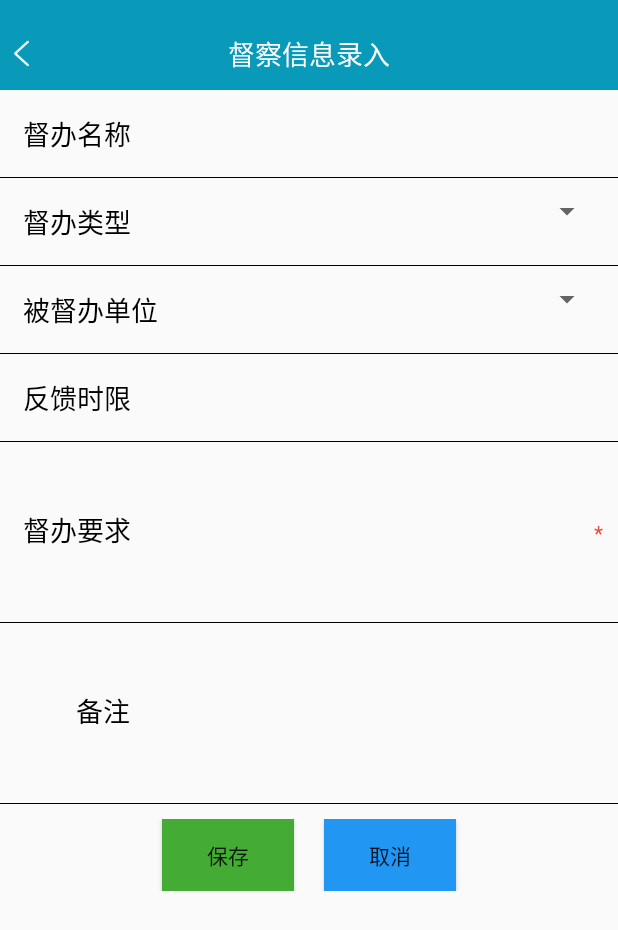
After one commit to caizhui/KyAndroid, an Android app: the SuperVisionAddActivity screen opened directly, with no data from a screen before it, on a phone screen of 412 x 824 dp. The commit adds this screen. Shown: the top 930 px of the screen. Run offline under Robolectric (Android 15) with nearby library versions, the phone set to English and light mode, and no system bars; our stand-ins replace ButterKnife.

Commit message:
事件录入信息

```diff
--- a/app/src/main/java/com/ky/kyandroid/activity/evententry/EventEntryAddActivity.java
+++ b/app/src/main/java/com/ky/kyandroid/activity/evententry/EventEntryAddActivity.java
@@ -104,7 +104,7 @@ public class EventEntryAddActivity extends FragmentActivity {
     @Override
     protected void onCreate(Bundle savedInstanceState) {
         super.onCreate(savedInstanceState);
-        setContentView(R.layout.activity_evententryadd);
+        setContentView(R.layout.activity_evententry_add);
         ButterKnife.bind(this);
         intent=getIntent();
         initToolbar();
@@ -217,8 +217,7 @@ public class EventEntryAddActivity extends FragmentActivity {
         switch (v.getId()) {
             /** 返回键 **/
             case R.id.left_btn:
-                //onBackPressed();
-                finish();
+                onBackPressed();
                 break;
         }
     }
--- a/app/src/main/java/com/ky/kyandroid/activity/evententry/EventEntryAdd_Basic.java
+++ b/app/src/main/java/com/ky/kyandroid/activity/evententry/EventEntryAdd_Basic.java
@@ -18,6 +18,7 @@ import android.widget.TextView;
 import android.widget.Toast;
 
 import com.ky.kyandroid.R;
+import com.ky.kyandroid.activity.supervision.SuperVisionAddActivity;
 import com.ky.kyandroid.db.dao.EventEntryDao;
 import com.ky.kyandroid.entity.EventEntryEntity;
 import com.ky.kyandroid.entity.KeyValueEntity;
@@ -267,6 +268,8 @@ public class EventEntryAdd_Basic extends Fragment {
                 break;
             /** 上报领导按钮*/
             case R.id.reporting_leadership_btn:
+                Intent intent1 = new Intent(this.getActivity(), SuperVisionAddActivity.class);
+                startActivity(intent1);
                 break;
             /**保存草稿按钮*/
             case R.id.save_draft_btn:
--- /dev/null
+++ b/app/src/main/java/com/ky/kyandroid/activity/supervision/SuperVisionAddActivity.java
@@ -0,0 +1,129 @@
+package com.ky.kyandroid.activity.supervision;
+
+import android.app.DatePickerDialog;
+import android.os.Bundle;
+import android.support.annotation.Nullable;
+import android.support.v7.app.AppCompatActivity;
+import android.view.View;
+import android.view.WindowManager;
+import android.widget.Button;
+import android.widget.DatePicker;
+import android.widget.EditText;
+import android.widget.ImageView;
+import android.widget.Spinner;
+import android.widget.TextView;
+
+import com.ky.kyandroid.R;
+
+import java.util.Calendar;
+
+import butterknife.BindView;
+import butterknife.ButterKnife;
+import butterknife.OnClick;
+
+/**
+ * Created by Caizhui on 2017/6/14.
+ * 督察督办新增
+ */
+
+public class SuperVisionAddActivity extends AppCompatActivity {
+
+    /**
+     * 导航栏左边按钮
+     */
+    @BindView(R.id.left_btn)
+    ImageView leftBtn;
+    /**
+     * 导航栏中间文字
+     */
+    @BindView(R.id.center_text)
+    TextView centerText;
+    /**
+     * 导航栏右边按钮
+     */
+    @BindView(R.id.right_btn)
+    Button rightBtn;
+    /**
+     * 督办名称
+     */
+    @BindView(R.id.supervisor_name_edt)
+    EditText supervisorNameEdt;
+    /**
+     * 督办类型
+     */
+    @BindView(R.id.supervisor_type_spinner)
+    Spinner supervisorTypeSpinner;
+    /**
+     * 被督办单位
+     */
+    @BindView(R.id.be_supervisor_unit_spinner)
+    Spinner beSupervisorUnitSpinner;
+    /**
+     * 反馈时限
+     */
+    @BindView(R.id.feedback_time_edt)
+    TextView feedbackTimeEdt;
+    /**
+     * 督办要求
+     */
+    @BindView(R.id.supervisor_require_edt)
+    EditText supervisorRequireEdt;
+    /**
+     * 备注
+     */
+    @BindView(R.id.remark_text_edt)
+    EditText remarkTextEdt;
+    /**
+     * 保存
+     */
+    @BindView(R.id.supervision_add_btn)
+    Button supervisionAddBtn;
+    /**
+     * 取消
+     */
+    @BindView(R.id.supervision_cancel_btn)
+    Button supervisionCancelBtn;
+
+
+    @Override
+    protected void onCreate(@Nullable Bundle savedInstanceState) {
+        super.onCreate(savedInstanceState);
+        setContentView(R.layout.activity_supervision_add);
+        ButterKnife.bind(this);
+        initView();
+
+    }
+
+    /**
+     * 控件赋初值
+     */
+    public  void initView(){
+        /** 设置toolbar标题 **/
+        centerText.setText("督察信息录入");
+
+        /** 将右边按钮隐藏*/
+        rightBtn.setVisibility(View.INVISIBLE);
+    }
+
+
+    @OnClick({R.id.left_btn,R.id.feedback_time_edt})
+    public void onClick(View v) {
+        switch (v.getId()) {
+            /** 返回键 **/
+            case R.id.left_btn:
+                onBackPressed();
+                break;
+            /** 点击发生时间控件 **/
+            case R.id.feedback_time_edt:
+                    Calendar c = Calendar.getInstance();
+                new DatePickerDialog(SuperVisionAddActivity.this, new DatePickerDialog.OnDateSetListener() {
+                    @Override
+                    public void onDateSet(DatePicker view, int year, int monthOfYear, int dayOfMonth) {
+                        feedbackTimeEdt.setText(year + "-" + (monthOfYear + 1) + "-" + dayOfMonth);
+                    }
+                }, c.get(Calendar.YEAR), c.get(Calendar.MONTH), c.get(Calendar.DAY_OF_MONTH)).show();
+                getWindow().setSoftInputMode(WindowManager.LayoutParams.SOFT_INPUT_STATE_HIDDEN);
+                break;
+        }
+    }
+}
--- /dev/null
+++ b/app/src/main/res/layout/activity_supervision_add.xml
@@ -0,0 +1,196 @@
+<?xml version="1.0" encoding="utf-8"?>
+<LinearLayout xmlns:android="http://schemas.android.com/apk/res/android"
+    android:layout_width="match_parent"
+    android:layout_height="match_parent" >
+    <LinearLayout
+        android:layout_width="match_parent"
+        android:layout_height="match_parent"
+        android:orientation="vertical" >
+
+        <include layout="@layout/linearlayout_head" />
+
+        <ScrollView
+            android:layout_width="match_parent"
+            android:layout_height="match_parent">
+
+            <LinearLayout
+                android:layout_width="match_parent"
+                android:layout_height="match_parent"
+                android:orientation="vertical"
+                android:id="@+id/linear_evententry">
+
+                <LinearLayout
+                    android:layout_width="match_parent"
+                    android:layout_height="wrap_content"
+                    android:orientation="horizontal"
+                    android:padding="10dp">
+
+                    <TextView
+                        style="@style/TextStyle"
+                        android:layout_width="wrap_content"
+                        android:layout_height="wrap_content"
+                        android:text="@string/supervisor_name" />
+
+                    <EditText
+                        android:id="@+id/supervisor_name_edt"
+                        android:layout_width="0dp"
+                        android:layout_height="wrap_content"
+                        android:background="@null"
+                        android:textSize="16sp"
+                        android:layout_weight="1" />
+
+                </LinearLayout>
+
+
+                <include layout="@layout/linearlayout_one" />
+
+                <LinearLayout
+                    android:layout_width="match_parent"
+                    android:layout_height="wrap_content"
+                    android:orientation="horizontal"
+                    android:padding="10dp">
+
+                    <TextView
+                        style="@style/TextStyle"
+                        android:layout_width="wrap_content"
+                        android:layout_height="wrap_content"
+                        android:text="@string/supervisor_type" />
+
+                    <Spinner
+                        android:id="@+id/supervisor_type_spinner"
+                        android:layout_width="0dp"
+                        android:layout_height="wrap_content"
+                        android:textSize="16sp"
+                        android:layout_weight="1" />
+
+                </LinearLayout>
+
+
+
+                <include layout="@layout/linearlayout_one" />
+
+                <LinearLayout
+                    android:layout_width="match_parent"
+                    android:layout_height="wrap_content"
+                    android:orientation="horizontal"
+                    android:padding="10dp">
+
+                    <TextView
+                        style="@style/TextStyle"
+                        android:layout_width="wrap_content"
+                        android:layout_height="wrap_content"
+                        android:text="@string/be_supervisor_unit" />
+
+                    <Spinner
+                        android:id="@+id/be_supervisor_unit_spinner"
+                        android:layout_width="match_parent"
+                        android:layout_height="wrap_content"
+                        android:textSize="16sp"/>
+                </LinearLayout>
+
+                <include layout="@layout/linearlayout_one" />
+
+                <LinearLayout
+                    android:layout_width="match_parent"
+                    android:layout_height="wrap_content"
+                    android:orientation="horizontal"
+                    android:padding="10dp">
+
+                    <TextView
+                        style="@style/TextStyle"
+                        android:layout_width="wrap_content"
+                        android:layout_height="wrap_content"
+                        android:text="@string/feedback_time" />
+
+                    <TextView
+                        android:id="@+id/feedback_time_edt"
+                        android:layout_width="match_parent"
+                        android:layout_height="wrap_content"
+                        android:textSize="16sp" />
+                </LinearLayout>
+
+
+                <include layout="@layout/linearlayout_one" />
+
+                <LinearLayout
+                    android:layout_width="match_parent"
+                    android:layout_height="wrap_content"
+                    android:orientation="horizontal"
+                    android:padding="10dp">
+
+                    <TextView
+                        style="@style/TextStyle"
+                        android:layout_width="wrap_content"
+                        android:layout_height="wrap_content"
+                        android:text="@string/supervisor_require" />
+
+                    <EditText
+                        android:id="@+id/supervisor_require_edt"
+                        android:layout_width="0dp"
+                        android:layout_height="100dp"
+                        android:background="@null"
+                        android:textSize="16sp"
+                        android:layout_weight="1" />
+
+                    <TextView
+                        android:layout_width="wrap_content"
+                        android:layout_height="wrap_content"
+                        android:text="*"
+                        android:textColor="@color/red" />
+                </LinearLayout>
+
+                <include layout="@layout/linearlayout_one" />
+
+                <LinearLayout
+                    android:layout_width="match_parent"
+                    android:layout_height="wrap_content"
+                    android:orientation="horizontal"
+                    android:padding="10dp">
+
+                    <TextView
+                        style="@style/TextStyle"
+                        android:layout_width="wrap_content"
+                        android:layout_height="wrap_content"
+                        android:layout_marginLeft="35dp"
+                        android:text="@string/remark_text" />
+
+                    <EditText
+                        android:id="@+id/remark_text_edt"
+                        android:layout_width="0dp"
+                        android:layout_height="100dp"
+                        android:background="@null"
+                        android:textSize="16sp"
+                        android:layout_weight="1" />
+
+                </LinearLayout>
+
+
+                <include layout="@layout/linearlayout_one" />
+                <LinearLayout
+                    android:layout_width="match_parent"
+                    android:layout_height="wrap_content"
+                    android:layout_margin="10dp"
+                    android:gravity="center">
+
+                    <Button
+                        android:id="@+id/supervision_add_btn"
+                        android:layout_width="wrap_content"
+                        android:layout_height="wrap_content"
+                        android:background="#44AB34"
+                        android:padding="5dp"
+                        android:text="保存" />
+
+                    <Button
+                        android:id="@+id/supervision_cancel_btn"
+                        android:layout_width="wrap_content"
+                        android:layout_height="wrap_content"
+                        android:layout_marginLeft="20dp"
+                        android:background="#2196F3"
+                        android:padding="5dp"
+                        android:text="取消" />
+
+                </LinearLayout>
+            </LinearLayout>
+        </ScrollView>
+    </LinearLayout>
+</LinearLayout>
--- a/app/src/main/res/values/strings.xml
+++ b/app/src/main/res/values/strings.xml
@@ -29,4 +29,14 @@
     <string name="event_summary">事件概要:</string>
     <string name="leadership_instructions">领导批示:</string>
     <!--时间录入end-->
+
+
+    <!--督察督办start-->
+    <string name="supervisor_name">督办名称</string>
+    <string name="supervisor_type">督办类型</string>
+    <string name="be_supervisor_unit">被督办单位</string>
+    <string name="feedback_time">反馈时限</string>
+    <string name="supervisor_require">督办要求</string>
+    <string name="remark_text">备注</string>
+    <!--督察督办end-->
 </resources>
```
Also changed, not shown: app/src/main/AndroidManifest.xml (+7 -0 lines), app/src/main/res/layout/activity_evententry_add.xml (renamed from app/src/main/res/layout/activity_evententryadd.xml).
